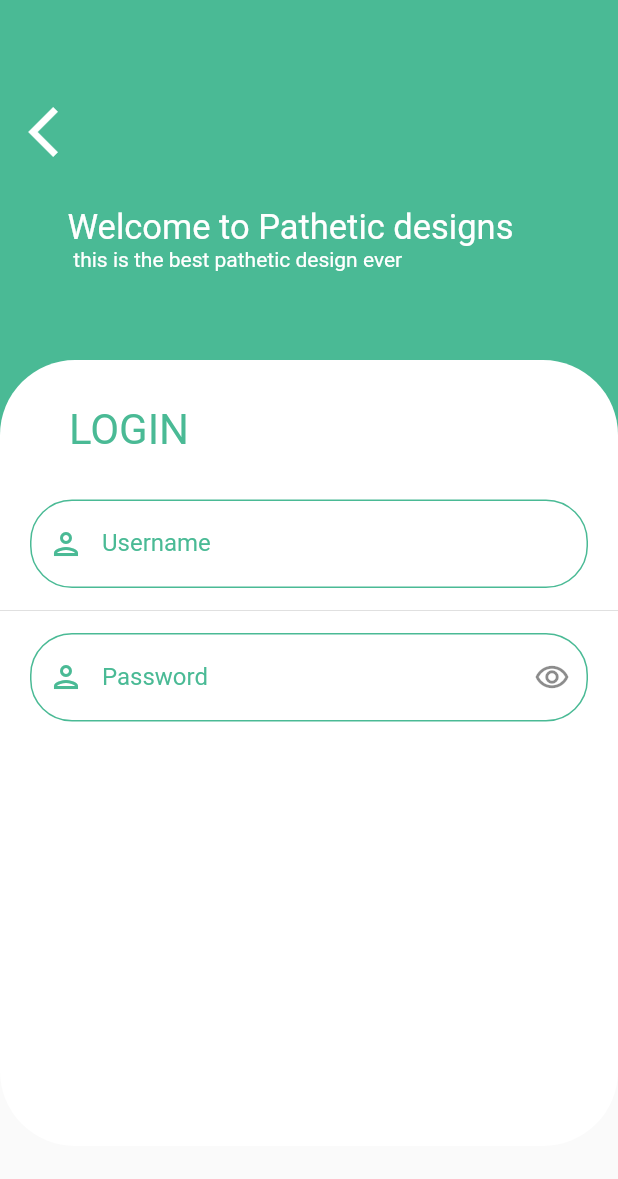
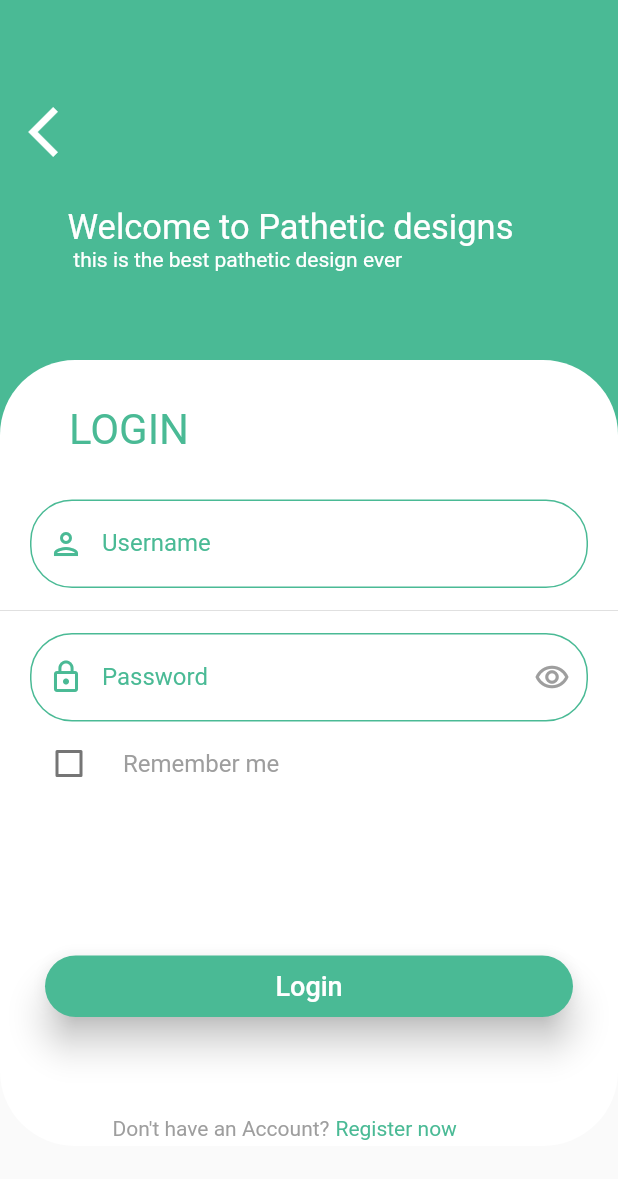
Before and after one commit to moha-b/Page-design, a Flutter app: the screen it shows after launch, on a phone screen of 412 x 824 dp. Shown: the top 1179 px of the screen. Run offline on Flutter 3.47's test engine with Material 2 defaults, Android fonts, the phone set to English and light mode, and no system bars.

Commit message:
login page

```diff
--- a/lib/main.dart
+++ b/lib/main.dart
@@ -1,4 +1,6 @@
-// ignore_for_file: prefer_const_constructors, prefer_const_literals_to_create_immutables, unnecessary_new, unused_local_variable, avoid_unnecessary_containers
+// ignore_for_file: prefer_const_constructors, prefer_const_literals_to_create_immutables, unnecessary_new, unused_local_variable, avoid_unnecessary_containers, avoid_print, sized_box_for_whitespace
+
+import 'dart:ui';
 
 import 'package:flutter/material.dart';
 
@@ -24,6 +26,7 @@ class MyHomePage extends StatefulWidget {
 }
 
 Color green = Color(0xFF4aba95);
+Color gray = Colors.grey;
 bool remember = false;
 
 class _MyHomePageState extends State<MyHomePage> {
@@ -34,6 +37,8 @@ class _MyHomePageState extends State<MyHomePage> {
     return Scaffold(
       body:
           //IconButton(onPressed: () {}, icon: Icon(Icons.backspace_rounded)),
+          Wrap(
+        children: [
           Stack(
             children: [
               Container(
@@ -78,7 +83,8 @@ class _MyHomePageState extends State<MyHomePage> {
                 ),
                 width: width,
                 decoration: BoxDecoration(
-                borderRadius: BorderRadius.circular(50), color: Colors.white),
+                    borderRadius: BorderRadius.circular(50),
+                    color: Colors.white),
                 child: Column(
                   children: [
                     Container(
@@ -88,6 +94,7 @@ class _MyHomePageState extends State<MyHomePage> {
                           "LOGIN",
                           style: TextStyle(color: green, fontSize: 28),
                         )),
+                    //userName
                     Container(
                       //Username
                       margin: EdgeInsets.symmetric(horizontal: 20),
@@ -115,6 +122,7 @@ class _MyHomePageState extends State<MyHomePage> {
                     Divider(
                       height: 30,
                     ),
+                    //password
                     Container(
                       //Password
                       margin: EdgeInsets.symmetric(horizontal: 20),
@@ -134,18 +142,98 @@ class _MyHomePageState extends State<MyHomePage> {
                             borderRadius: BorderRadius.circular(28),
                           ),
                           prefixIcon: Icon(
-                        Icons.person_outlined,
+                            Icons.lock_outline,
                             color: green,
                           ),
                           suffixIcon: IconButton(
-                          onPressed: () {},
-                          icon: Icon(Icons.remove_red_eye_outlined)),
+                            onPressed: () {
+                              setState(() {
+                                if (gray == Colors.grey) {
+                                  gray = green;
+                                } else {
+                                  gray = Colors.grey;
+                                }
+                              });
+                            },
+                            icon: Icon(
+                              Icons.remove_red_eye_outlined,
+                              color: gray,
+                            ),
+                          ),
                         ),
                         obscureText: true,
                       ),
                     ),
+                    //Check Box
+                    Container(
+                      margin: EdgeInsets.only(left: 10),
+                      child: CheckboxListTile(
+                        value: remember,
+                        onChanged: (value) {
+                          setState(() {
+                            remember = value!;
+                            if (gray == Colors.grey) {
+                              gray = green;
+                            } else {
+                              gray = Colors.grey;
+                            }
+                          });
+                        },
+                        title: Text(
+                          "Remember me",
+                          style: TextStyle(color: gray),
+                        ),
+                        activeColor: green,
+                        selected: remember,
+                        controlAffinity: ListTileControlAffinity.leading,
+                      ),
+                    ),
+                    //button
+                    Container(
+                      //button
+                      width: width,
+                      margin: EdgeInsets.only(left: 30, top: 100, right: 30),
+                      height: 41,
+                      child: ElevatedButton(
+                        onPressed: () {},
+                        child: Text(
+                          "Login",
+                          style: TextStyle(fontSize: 18),
+                        ),
+                        style: ElevatedButton.styleFrom(
+                          primary: green,
+                          elevation: 10,
+                          shape: RoundedRectangleBorder(
+                              borderRadius: BorderRadius.circular(29)),
+                        ),
+                      ),
+                    ),
+                    //footer
+                    Container(
+                      margin: EdgeInsets.only(top: 66, left: 75),
+                      child: Row(
+                        children: [
+                          Text(
+                            "Don't have an Account?",
+                            style: TextStyle(color: gray),
+                          ),
+                          SizedBox(
+                            width: 4,
+                          ),
+                          InkWell(
+                            onTap: () {},
+                            child: Text(
+                              "Register now",
+                              style: TextStyle(color: green),
+                            ),
+                          )
                         ],
                       ),
+                    )
+                  ],
+                ),
+              ),
+            ],
           ),
         ],
       ),
```
Lines whose indentation alone changed are shown as unchanged.
